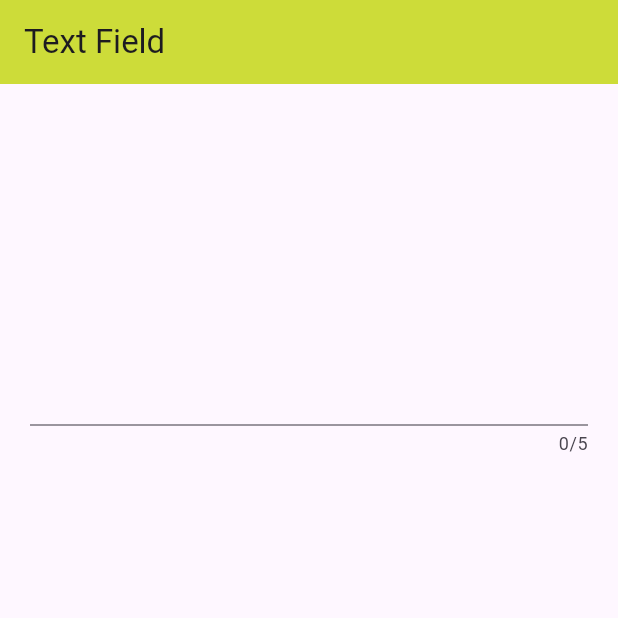
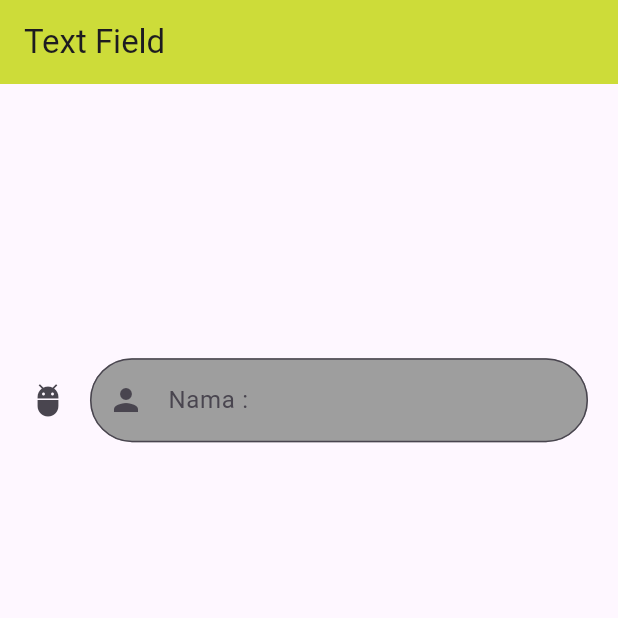
Before and after one commit to yabsiraditya/learn-flutter, a Flutter app: the screen it shows after launch, on a phone screen of 412 x 824 dp, the top half of it. Run offline on Flutter 3.47's test engine with Material 3 defaults, Android fonts, the phone set to English and light mode, and no system bars.

Commit message:
day 7 learn-flutter Text Field Widget (Decoration)

```diff
--- a/lib/main.dart
+++ b/lib/main.dart
@@ -24,7 +24,26 @@ class _MyAppState extends State<MyApp> {
             mainAxisAlignment: MainAxisAlignment.spaceAround,
             children: <Widget>[
               TextField(
-                maxLength: 5,
+                decoration: InputDecoration(
+                  fillColor: Colors.grey,
+                  filled: true,
+                  icon: Icon(Icons.adb),
+                  suffix: Container(
+                    width: 10,
+                    height: 10,
+                    color: Colors.red,
+                  ),
+                  prefixIcon: Icon(Icons.person),
+                  prefixText: "Name :",
+                  prefixStyle: TextStyle(
+                      color: Colors.lime, fontWeight: FontWeight.bold),
+                  labelText: "Nama :",
+                  hintText: "Nama Lengkap",
+                  hintStyle: TextStyle(fontSize: 10),
+                  border: OutlineInputBorder(
+                    borderRadius: BorderRadius.circular(50),
+                  ),
+                ),
                 onChanged: (value) {
                   setState(() {});
                 },
```
